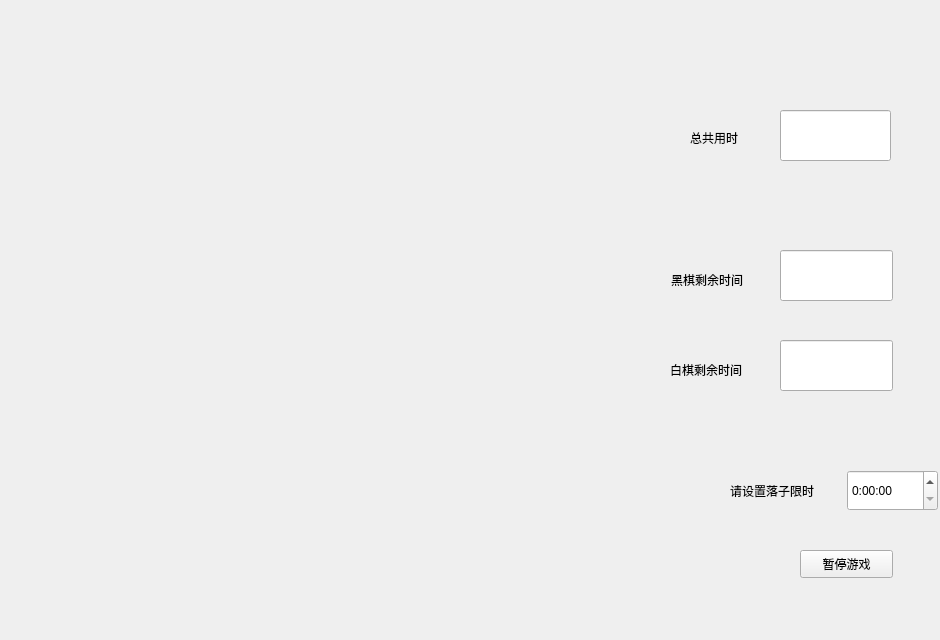
huangdu-moyu/Renju, file gamewindow.ui: the form before one commit.
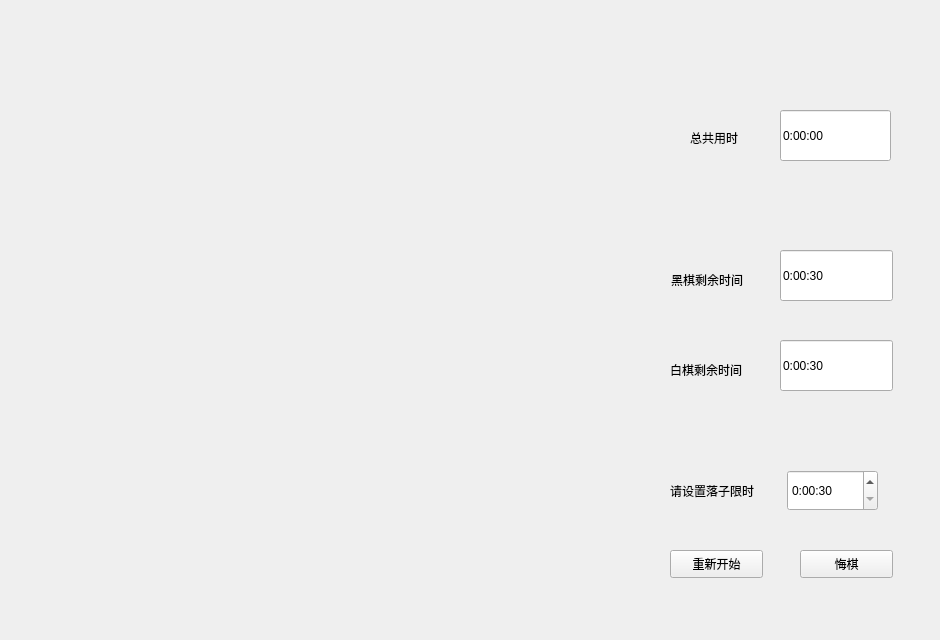
The form after the commit.

Diff of the .ui file:
```diff
--- a/gamewindow.ui
+++ b/gamewindow.ui
@@ -22,6 +22,12 @@
      <height>51</height>
     </rect>
    </property>
+   <property name="text">
+    <string>0:00:30</string>
+   </property>
+   <property name="readOnly">
+    <bool>true</bool>
+   </property>
   </widget>
   <widget class="QLineEdit" name="lineEdit_white">
    <property name="geometry">
@@ -32,11 +38,17 @@
      <height>51</height>
     </rect>
    </property>
+   <property name="text">
+    <string>0:00:30</string>
+   </property>
+   <property name="readOnly">
+    <bool>true</bool>
+   </property>
   </widget>
   <widget class="QTimeEdit" name="timeEdit">
    <property name="geometry">
     <rect>
-     <x>847</x>
+     <x>787</x>
      <y>470</y>
      <width>91</width>
      <height>41</height>
@@ -52,14 +64,14 @@
     <time>
      <hour>0</hour>
      <minute>0</minute>
-     <second>0</second>
+     <second>30</second>
     </time>
    </property>
   </widget>
   <widget class="QLabel" name="label">
    <property name="geometry">
     <rect>
-     <x>730</x>
+     <x>670</x>
      <y>470</y>
      <width>111</width>
      <height>41</height>
@@ -79,7 +91,7 @@
     </rect>
    </property>
    <property name="text">
-    <string>暂停游戏</string>
+    <string>悔棋</string>
    </property>
   </widget>
   <widget class="QLabel" name="label_2">
@@ -118,7 +130,10 @@
     </rect>
    </property>
    <property name="text">
-    <string/>
+    <string>0:00:00</string>
+   </property>
+   <property name="readOnly">
+    <bool>true</bool>
    </property>
   </widget>
   <widget class="QLabel" name="label_4">
@@ -134,6 +149,19 @@
     <string>总共用时</string>
    </property>
   </widget>
+  <widget class="QPushButton" name="restart">
+   <property name="geometry">
+    <rect>
+     <x>670</x>
+     <y>550</y>
+     <width>93</width>
+     <height>28</height>
+    </rect>
+   </property>
+   <property name="text">
+    <string>重新开始</string>
+   </property>
+  </widget>
  </widget>
  <resources/>
  <connections/>
```
Left out of the diff: 2 changed lines with no effect on the pictures.
